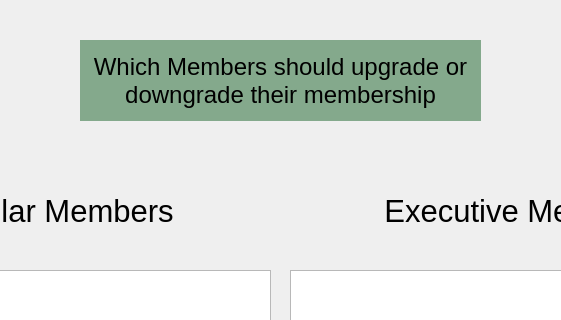
The window that updatemembers.ui (Santiago-F1/FinalGroupProjectCS1C) describes before a commit, drawn with Qt 5; both pictures show x 210 to 771 and y 0 to 320 of the 975 by 650 pixel window.
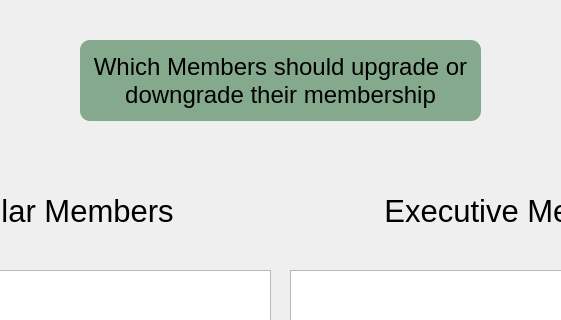
The same window after the commit.

What changed in the file:
```diff
--- a/updatemembers.ui
+++ b/updatemembers.ui
@@ -117,7 +117,8 @@
     </font>
    </property>
    <property name="styleSheet">
-    <string notr="true">background-color: rgb(132, 169, 140);</string>
+    <string notr="true">background-color: rgb(132, 169, 140);
+border-radius:10px;</string>
    </property>
    <property name="text">
     <string>Which Members should upgrade or downgrade their membership</string>
```
